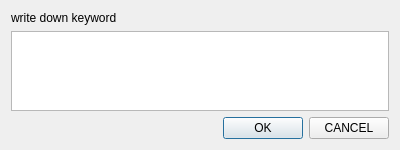
Git-Hub-Pro/PatternViewerDemo, file findkeyworddialog.ui: the form before one commit.
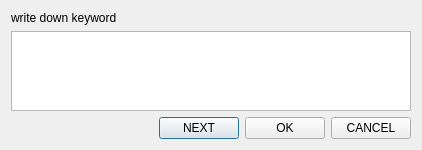
The form after the commit.

The edit to the form file:
```diff
--- a/findkeyworddialog.ui
+++ b/findkeyworddialog.ui
@@ -6,7 +6,7 @@
    <rect>
     <x>0</x>
     <y>0</y>
-    <width>400</width>
+    <width>422</width>
     <height>150</height>
    </rect>
   </property>
@@ -39,6 +39,13 @@
        </property>
       </spacer>
      </item>
+     <item>
+      <widget class="QPushButton" name="nextButton">
+       <property name="text">
+        <string>NEXT</string>
+       </property>
+      </widget>
+     </item>
      <item>
       <widget class="QPushButton" name="okButton">
        <property name="text">
```
